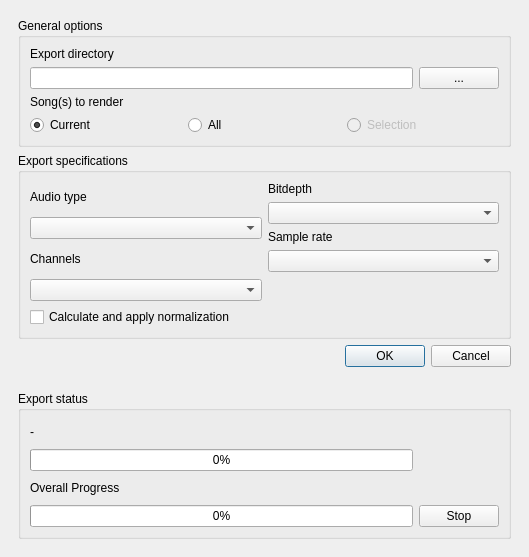
Before: the Qt Designer form src/traverso/ui/ExportWidget.ui in ErwanLegrand/Traverso-DAW, drawn with Qt 5.
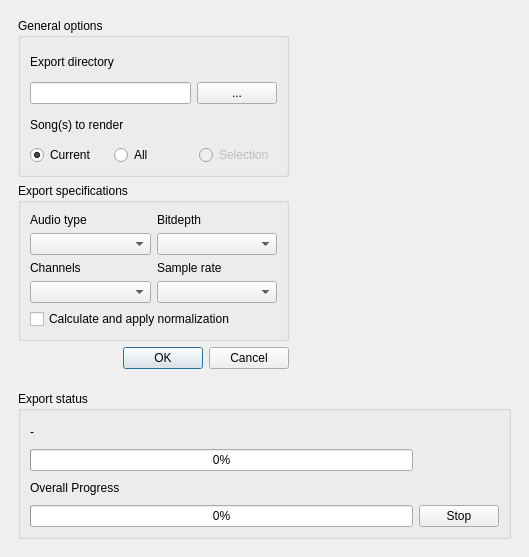
After: the same form once the commit is applied.

Commit message: * oops, layout got borked, little cleanup

Patch:
```diff
--- a/src/traverso/ui/ExportWidget.ui
+++ b/src/traverso/ui/ExportWidget.ui
@@ -17,8 +17,8 @@
     <rect>
      <x>9</x>
      <y>9</y>
-     <width>511</width>
-     <height>367</height>
+     <width>289</width>
+     <height>369</height>
     </rect>
    </property>
    <layout class="QVBoxLayout" >
@@ -136,9 +136,17 @@
       <property name="title" >
        <string>Export specifications</string>
       </property>
-      <layout class="QHBoxLayout" >
+      <layout class="QVBoxLayout" >
        <property name="margin" >
         <number>9</number>
+       </property>
+       <property name="spacing" >
+        <number>6</number>
+       </property>
+       <item>
+        <layout class="QHBoxLayout" >
+         <property name="margin" >
+          <number>0</number>
        </property>
        <property name="spacing" >
         <number>6</number>
@@ -179,13 +187,6 @@
          <item>
           <widget class="QComboBox" name="channelComboBox" />
          </item>
-         <item>
-          <widget class="QCheckBox" name="normalizeCheckBox" >
-           <property name="text" >
-            <string>Calculate and apply normalization</string>
-           </property>
-          </widget>
-         </item>
         </layout>
        </item>
        <item>
@@ -224,20 +225,16 @@
          <item>
           <widget class="QComboBox" name="sampleRateComboBox" />
          </item>
+          </layout>
+         </item>
+        </layout>
+       </item>
          <item>
-          <spacer>
-           <property name="orientation" >
-            <enum>Qt::Vertical</enum>
-           </property>
-           <property name="sizeHint" >
-            <size>
-             <width>20</width>
-             <height>40</height>
-            </size>
-           </property>
-          </spacer>
-         </item>
-        </layout>
+        <widget class="QCheckBox" name="normalizeCheckBox" >
+         <property name="text" >
+          <string>Calculate and apply normalization</string>
+         </property>
+        </widget>
        </item>
       </layout>
      </widget>
```
Left out of the diff: 260 changed lines with no effect on the pictures. Lines whose indentation alone changed are shown as unchanged.
